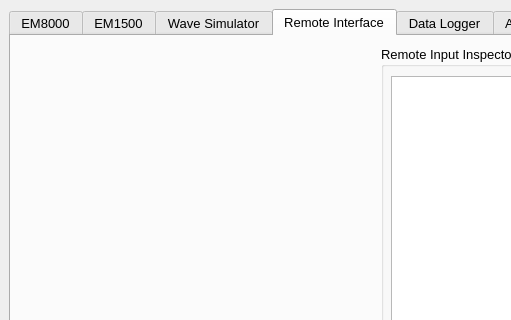
The window that hmi/src/MainWindow.ui (sondretordal/motion-lab) describes before a commit, drawn with Qt 5; both pictures show x 0 to 511 and y 0 to 320 of the 1304 by 901 pixel window.
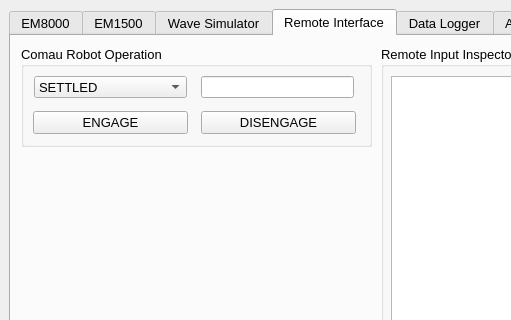
The same window after the commit. Custom widgets are drawn as their Qt base class.

Commit message: Started to implement remote interface for robot

Diff of the .ui file:
```diff
--- a/hmi/src/MainWindow.ui
+++ b/hmi/src/MainWindow.ui
@@ -2613,6 +2613,93 @@
          </property>
         </widget>
        </widget>
+       <widget class="QGroupBox" name="groupBox_15">
+        <property name="geometry">
+         <rect>
+          <x>10</x>
+          <y>10</y>
+          <width>351</width>
+          <height>101</height>
+         </rect>
+        </property>
+        <property name="title">
+         <string>Comau Robot Operation</string>
+        </property>
+        <widget class="QComboBox" name="em1500_eModeCmd_2">
+         <property name="geometry">
+          <rect>
+           <x>13</x>
+           <y>30</y>
+           <width>153</width>
+           <height>22</height>
+          </rect>
+         </property>
+         <item>
+          <property name="text">
+           <string>SETTLED</string>
+          </property>
+         </item>
+         <item>
+          <property name="text">
+           <string>NEUTRAL</string>
+          </property>
+         </item>
+         <item>
+          <property name="text">
+           <string>SIMULATION</string>
+          </property>
+         </item>
+         <item>
+          <property name="text">
+           <string>GENERATOR</string>
+          </property>
+         </item>
+         <item>
+          <property name="text">
+           <string>FILE</string>
+          </property>
+         </item>
+        </widget>
+        <widget class="QPushButton" name="comau_engage">
+         <property name="geometry">
+          <rect>
+           <x>12</x>
+           <y>65</y>
+           <width>155</width>
+           <height>23</height>
+          </rect>
+         </property>
+         <property name="text">
+          <string>ENGAGE</string>
+         </property>
+        </widget>
+        <widget class="QPushButton" name="comau_disengage">
+         <property name="geometry">
+          <rect>
+           <x>180</x>
+           <y>65</y>
+           <width>155</width>
+           <height>23</height>
+          </rect>
+         </property>
+         <property name="text">
+          <string>DISENGAGE</string>
+         </property>
+        </widget>
+        <widget class="QLineEdit" name="em1500_eMode_2">
+         <property name="geometry">
+          <rect>
+           <x>180</x>
+           <y>30</y>
+           <width>153</width>
+           <height>22</height>
+          </rect>
+         </property>
+         <property name="readOnly">
+          <bool>true</bool>
+         </property>
+        </widget>
+       </widget>
       </widget>
       <widget class="QWidget" name="tab_9">
        <attribute name="title">
```
Left out of the diff: 15 changed lines with no effect on the pictures. The commit also changes 11 other files.
